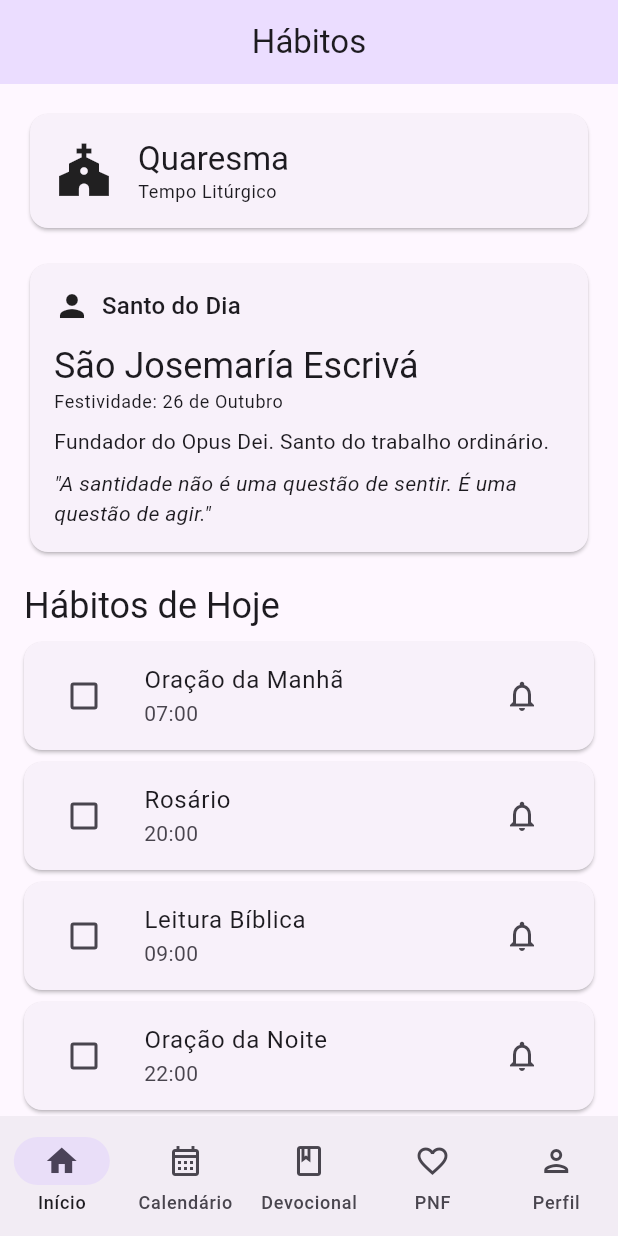
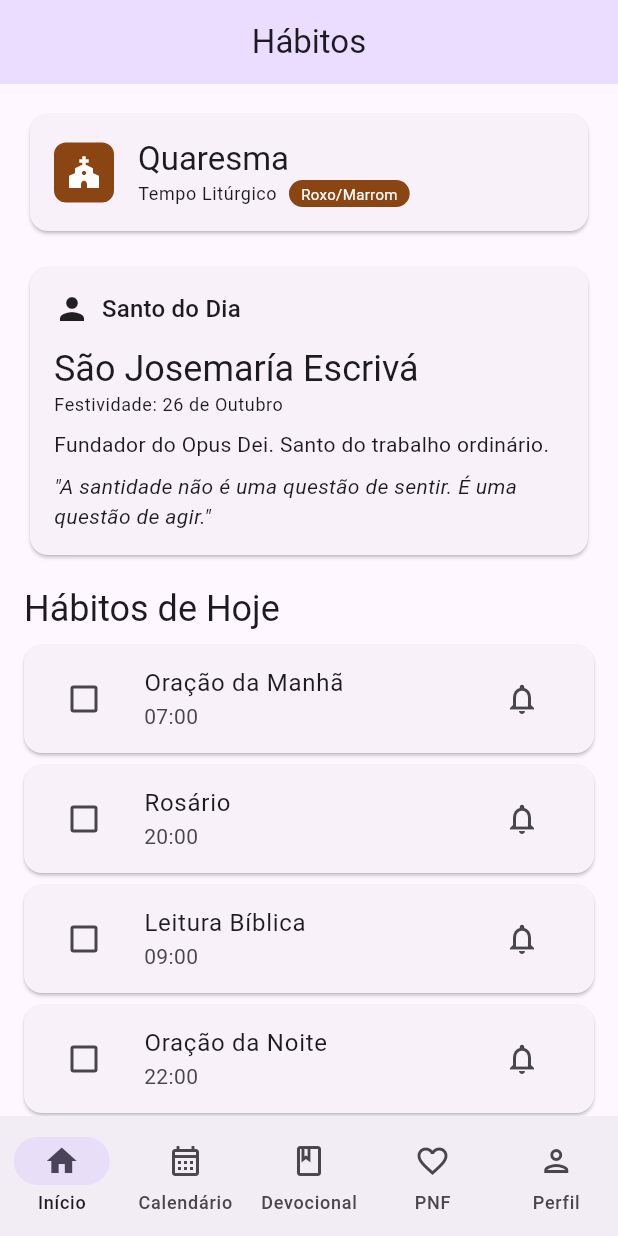
Before and after one commit to joelsansana/ave, a Flutter app: the screen it shows after launch, on a phone screen of 412 x 824 dp. Run offline on Flutter 3.47's test engine with Material 3 defaults, Android fonts, the light colour scheme and no system bars; our stand-ins replace flutter_riverpod, shared_preferences.

Commit message:
Add liturgical calendar colors and fix warnings

```diff
--- a/lib/features/habits/presentation/home_screen.dart
+++ b/lib/features/habits/presentation/home_screen.dart
@@ -2,7 +2,6 @@ import 'package:flutter/material.dart';
 import 'package:habitos/l10n/app_localizations.dart';
 import '../domain/habit.dart';
 import '../../readings/domain/saint.dart';
-import '../data/habit_service.dart';
 import '../../readings/data/saint_service.dart';
 import 'package:flutter_riverpod/flutter_riverpod.dart';
 import 'habit_providers.dart';
@@ -48,7 +47,11 @@ class _HomeScreenState extends ConsumerState<HomeScreen> {
           crossAxisAlignment: CrossAxisAlignment.start,
           children: [
             // Liturgical Season Card
-            _LiturgicalCard(season: liturgicalSeason),
+            _LiturgicalCard(
+              season: liturgicalSeason,
+              color: _getLiturgicalColor(liturgicalSeason),
+              colorName: _getLiturgicalColorName(liturgicalSeason),
+            ),
             const SizedBox(height: 16),
 
             // Saint of the Day
@@ -83,12 +86,49 @@ class _HomeScreenState extends ConsumerState<HomeScreen> {
       return 'Tempo Comum';
     }
   }
+
+  // Liturgical colors based on season
+  Color _getLiturgicalColor(String season) {
+    switch (season) {
+      case 'Advento':
+        return const Color(0xFF6B4E71); // Violet/Purple
+      case 'Quaresma':
+        return const Color(0xFF8B4513); // Brown/Purple
+      case 'Páscoa':
+        return const Color(0xFFFFD700); // Gold/White
+      case 'Tempo Comum':
+        return const Color(0xFF228B22); // Green
+      default:
+        return const Color(0xFF228B22); // Green
+    }
+  }
+
+  String _getLiturgicalColorName(String season) {
+    switch (season) {
+      case 'Advento':
+        return 'Roxo';
+      case 'Quaresma':
+        return 'Roxo/Marrom';
+      case 'Páscoa':
+        return 'Dourado/Branco';
+      case 'Tempo Comum':
+        return 'Verde';
+      default:
+        return 'Verde';
+    }
+  }
 }
 
 class _LiturgicalCard extends StatelessWidget {
   final String season;
+  final Color color;
+  final String colorName;
 
-  const _LiturgicalCard({required this.season});
+  const _LiturgicalCard({
+    required this.season,
+    required this.color,
+    required this.colorName,
+  });
 
   @override
   Widget build(BuildContext context) {
@@ -97,7 +137,15 @@ class _LiturgicalCard extends StatelessWidget {
         padding: const EdgeInsets.all(16),
         child: Row(
           children: [
-            const Icon(Icons.church, size: 40),
+            Container(
+              width: 40,
+              height: 40,
+              decoration: BoxDecoration(
+                color: color,
+                borderRadius: BorderRadius.circular(8),
+              ),
+              child: const Icon(Icons.church, size: 24, color: Colors.white),
+            ),
             const SizedBox(width: 16),
             Column(
               crossAxisAlignment: CrossAxisAlignment.start,
@@ -106,9 +154,25 @@ class _LiturgicalCard extends StatelessWidget {
                   season,
                   style: Theme.of(context).textTheme.titleLarge,
                 ),
-                Text(
-                  'Tempo Litúrgico',
-                  style: Theme.of(context).textTheme.bodySmall,
+                Row(
+                  children: [
+                    Text(
+                      'Tempo Litúrgico',
+                      style: Theme.of(context).textTheme.bodySmall,
+                    ),
+                    const SizedBox(width: 8),
+                    Container(
+                      padding: const EdgeInsets.symmetric(horizontal: 8, vertical: 2),
+                      decoration: BoxDecoration(
+                        color: color,
+                        borderRadius: BorderRadius.circular(10),
+                      ),
+                      child: Text(
+                        colorName,
+                        style: const TextStyle(color: Colors.white, fontSize: 10),
+                      ),
+                    ),
+                  ],
                 ),
               ],
             ),
--- a/lib/features/readings/data/prayers_data.dart
+++ b/lib/features/readings/data/prayers_data.dart
@@ -1,4 +1,3 @@
-import 'package:flutter/material.dart';
 
 class PrayersData {
   // ROSÁRIO COMPLETO
```
